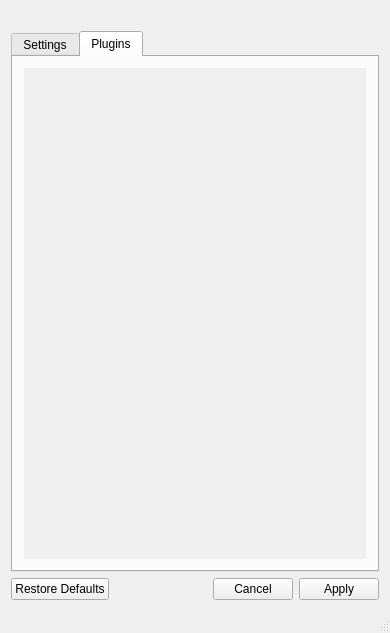
The window that designer/main_window.ui (oskarsh/Yin-Yang) describes before a commit, drawn with Qt 5.
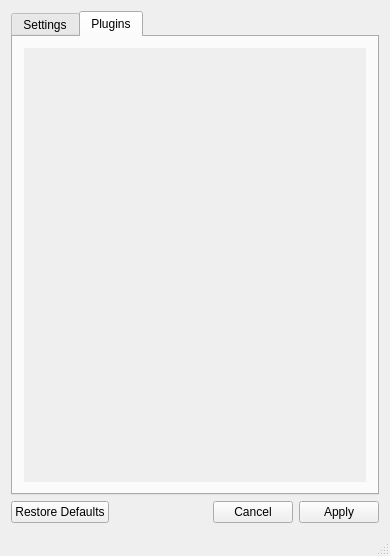
The same window after the commit. The open tabs and pages were chosen to show the change. Icons and pictures are not drawn.

Commit message:
Remove logo from ui
Its now way to small

Patch:
```diff
--- a/designer/main_window.ui
+++ b/designer/main_window.ui
@@ -2,16 +2,8 @@
 <ui version="4.0">
  <class>main_window</class>
  <widget class="QMainWindow" name="main_window">
-  <property name="geometry">
-   <rect>
-    <x>0</x>
-    <y>0</y>
-    <width>380</width>
-    <height>633</height>
-   </rect>
-  </property>
   <property name="sizePolicy">
-   <sizepolicy hsizetype="Fixed" vsizetype="Fixed">
+   <sizepolicy hsizetype="MinimumExpanding" vsizetype="MinimumExpanding">
     <horstretch>0</horstretch>
     <verstretch>0</verstretch>
    </sizepolicy>
@@ -28,23 +20,6 @@
   </property>
   <widget class="QWidget" name="central_widget">
    <layout class="QVBoxLayout" name="central_widget_layout">
-    <item>
-     <layout class="QHBoxLayout" name="logo_layout">
-      <item alignment="Qt::AlignHCenter|Qt::AlignVCenter">
-       <widget class="QLabel" name="logo">
-        <property name="pixmap">
-         <pixmap resource="../resources/resources.qrc">:/icons/logo</pixmap>
-        </property>
-        <property name="scaledContents">
-         <bool>true</bool>
-        </property>
-        <property name="alignment">
-         <set>Qt::AlignCenter</set>
-        </property>
-       </widget>
-      </item>
-     </layout>
-    </item>
     <item>
      <widget class="QTabWidget" name="tab_widget">
       <property name="minimumSize">
@@ -342,7 +317,7 @@
              <x>0</x>
              <y>0</y>
              <width>348</width>
-             <height>411</height>
+             <height>451</height>
             </rect>
            </property>
            <layout class="QVBoxLayout" name="plugins_scroll_content_layout"/>
```
The commit also changes 3 other files.
